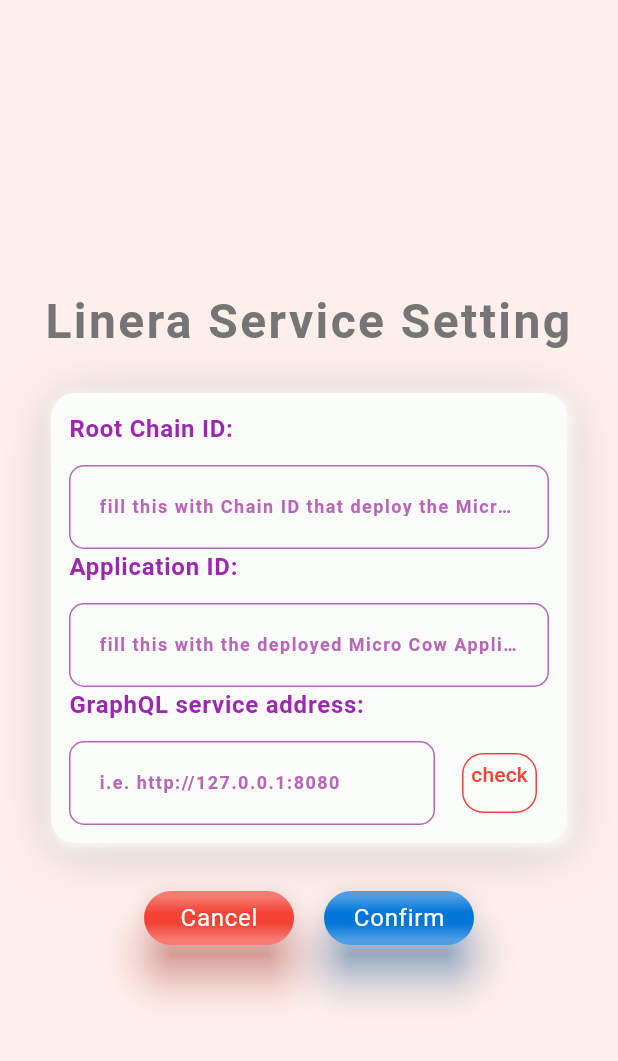
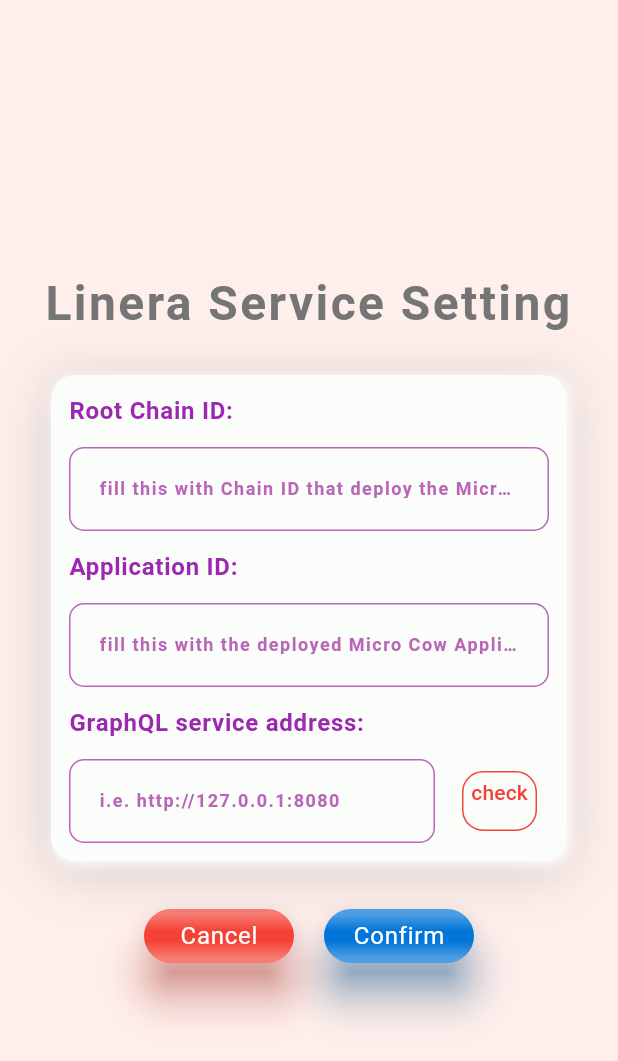
Before and after one commit to hasToDev/micro_cow_app, a Flutter app: the SettingPage screen opened by its route, on a phone screen of 412 x 824 dp. Shown: the top 1061 px of the screen. Run offline on Flutter 3.47's test engine with Material 3 defaults, Android fonts, the phone set to English and light mode, and no system bars; our stand-ins replace get_time_ago, go_router, graphql_flutter, nested, shared_preferences; accounts and stored records are empty.

Commit message:
update setting page

```diff
--- a/lib/pages/setting_page.dart
+++ b/lib/pages/setting_page.dart
@@ -208,7 +208,7 @@
                             ),
                             // ? Application ID
                             Padding(
-                              padding: const EdgeInsets.only(bottom: 12.0),
+                              padding: const EdgeInsets.symmetric(vertical: 12.0),
                               child: Text(
                                 'Application ID:',
                                 style: context.style.bodyLarge?.copyWith(
@@ -278,7 +278,7 @@
                             ),
                             // ? GraphQL Service Address
                             Padding(
-                              padding: const EdgeInsets.only(bottom: 12.0),
+                              padding: const EdgeInsets.symmetric(vertical: 12.0),
                               child: Text(
                                 'GraphQL service address:',
                                 style: context.style.bodyLarge?.copyWith(
--- a/pubspec.yaml
+++ b/pubspec.yaml
@@ -16,7 +16,7 @@
 # https://developer.apple.com/library/archive/documentation/General/Reference/InfoPlistKeyReference/Articles/CoreFoundationKeys.html
 # In Windows, build-name is used as the major, minor, and patch parts
 # of the product and file versions while build-number is used as the build suffix.
-version: 0.2.0
+version: 0.2.1
 
 environment:
   sdk: '>=3.4.1 <4.0.0'
```
Also changed, not shown: 1 other file.
